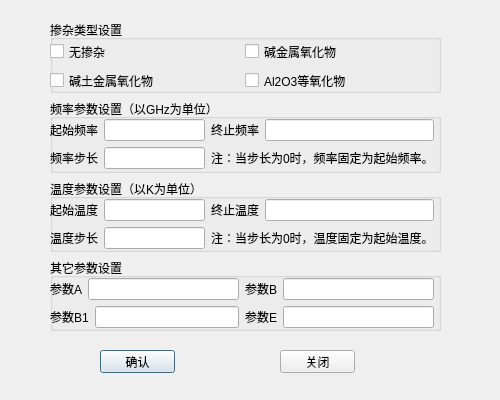
Above: datainput.ui from underskywf/dielectricData before the change. Below: the same form after it.
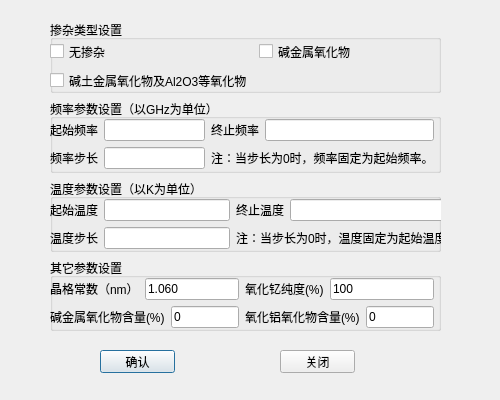
That is the form after the change.

Patch:
```diff
--- a/datainput.ui
+++ b/datainput.ui
@@ -55,14 +55,7 @@
         <item row="1" column="0">
          <widget class="QCheckBox" name="CBJiantujinshu">
           <property name="text">
-           <string>碱土金属氧化物</string>
-          </property>
-         </widget>
-        </item>
-        <item row="1" column="1">
-         <widget class="QCheckBox" name="CBYanghualv">
-          <property name="text">
-           <string>Al2O3等氧化物</string>
+           <string>碱土金属氧化物及Al2O3等氧化物</string>
           </property>
          </widget>
         </item>
@@ -148,7 +141,7 @@
         <rect>
          <x>0</x>
          <y>20</y>
-         <width>384</width>
+         <width>409</width>
          <height>52</height>
         </rect>
        </property>
@@ -226,27 +219,17 @@
           <item>
            <widget class="QLabel" name="label_7">
             <property name="text">
-             <string>参数A</string>
+             <string>晶格常数（nm）</string>
             </property>
            </widget>
           </item>
           <item>
-           <widget class="QLineEdit" name="VA"/>
-          </item>
-         </layout>
-        </item>
-        <item row="0" column="1">
-         <layout class="QHBoxLayout" name="horizontalLayout_8">
-          <item>
-           <widget class="QLabel" name="label_8">
+           <widget class="QLineEdit" name="VA">
             <property name="text">
-             <string>参数B</string>
+             <string>1.060</string>
             </property>
            </widget>
           </item>
-          <item>
-           <widget class="QLineEdit" name="VB"/>
-          </item>
          </layout>
         </item>
         <item row="1" column="0">
@@ -254,12 +237,16 @@
           <item>
            <widget class="QLabel" name="label_9">
             <property name="text">
-             <string>参数B1</string>
+             <string>碱金属氧化物含量(%)</string>
             </property>
            </widget>
           </item>
           <item>
-           <widget class="QLineEdit" name="VB1"/>
+           <widget class="QLineEdit" name="MNA2O">
+            <property name="text">
+             <string>0</string>
+            </property>
+           </widget>
           </item>
          </layout>
         </item>
@@ -268,12 +255,34 @@
           <item>
            <widget class="QLabel" name="label_12">
             <property name="text">
-             <string>参数E</string>
+             <string>氧化铝氧化物含量(%)</string>
             </property>
            </widget>
           </item>
           <item>
-           <widget class="QLineEdit" name="VE"/>
+           <widget class="QLineEdit" name="MAL2O3">
+            <property name="text">
+             <string>0</string>
+            </property>
+           </widget>
+          </item>
+         </layout>
+        </item>
+        <item row="0" column="1">
+         <layout class="QHBoxLayout" name="horizontalLayout_8">
+          <item>
+           <widget class="QLabel" name="label_8">
+            <property name="text">
+             <string>氧化钇纯度(%)</string>
+            </property>
+           </widget>
+          </item>
+          <item>
+           <widget class="QLineEdit" name="MY2O3">
+            <property name="text">
+             <string>100</string>
+            </property>
+           </widget>
           </item>
          </layout>
         </item>
```
